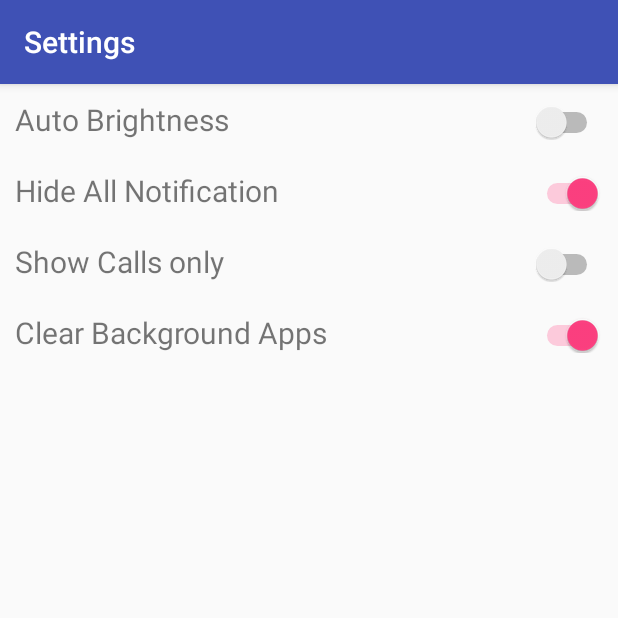
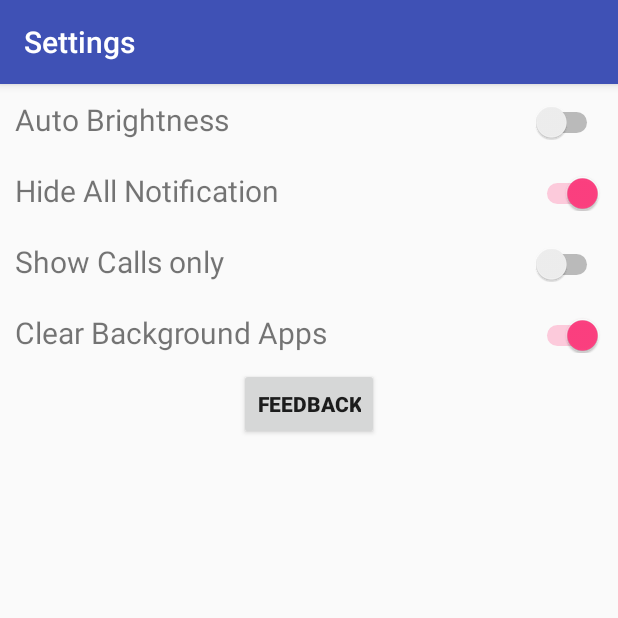
Before and after one commit to agrawalshivam66/GameMode, an Android app: the SettingActivity screen opened directly, with no data from a screen before it, on a phone screen of 412 x 824 dp, the top half of it. Run offline under Robolectric (Android 15) with nearby library versions, the phone set to English and light mode, and no system bars.

Commit message:
last stable feedback options added and some minor changes

```diff
--- a/app/src/main/java/com/example/shivam_pc/gamemode/MainActivity.java
+++ b/app/src/main/java/com/example/shivam_pc/gamemode/MainActivity.java
@@ -7,10 +7,8 @@ import android.app.Notification;
 import android.app.NotificationChannel;
 import android.app.NotificationManager;
 import android.app.PendingIntent;
-import android.content.BroadcastReceiver;
 import android.content.Context;
 import android.content.Intent;
-import android.content.IntentFilter;
 import android.content.SharedPreferences;
 import android.content.pm.ApplicationInfo;
 import android.content.pm.PackageManager;
@@ -19,7 +17,6 @@ import android.graphics.Canvas;
 import android.graphics.Color;
 import android.graphics.Paint;
 import android.graphics.RectF;
-import android.os.BatteryManager;
 import android.os.Build;
 import android.os.Bundle;
 import android.os.Process;
--- a/app/src/main/res/layout/activity_main.xml
+++ b/app/src/main/res/layout/activity_main.xml
@@ -63,6 +63,7 @@
       android:layout_width="wrap_content"
       android:layout_height="wrap_content"
       android:text="Settings"
+      android:layout_gravity="center"
       android:onClick="settingsActivity"/>
 
 
--- a/app/src/main/res/layout/activity_setting.xml
+++ b/app/src/main/res/layout/activity_setting.xml
@@ -94,4 +94,11 @@
             android:textOff="OFF"
             android:textOn="ON"/>
     </LinearLayout>
+    <Button
+        android:layout_width="wrap_content"
+        android:layout_height="wrap_content"
+        android:text="Feedback"
+        android:textStyle="bold"
+        android:layout_gravity="center"
+        android:onClick="feedback"/>
 </LinearLayout>
```
Also changed, not shown: app/src/main/java/com/example/shivam_pc/gamemode/SettingActivity.java (+17 -1 lines).
